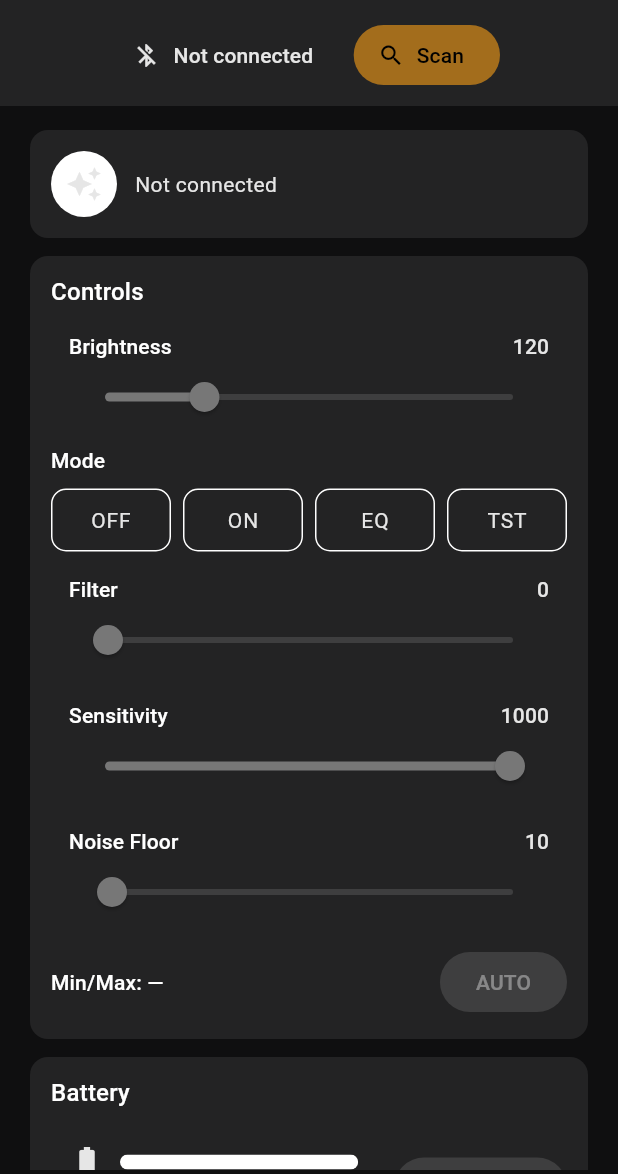
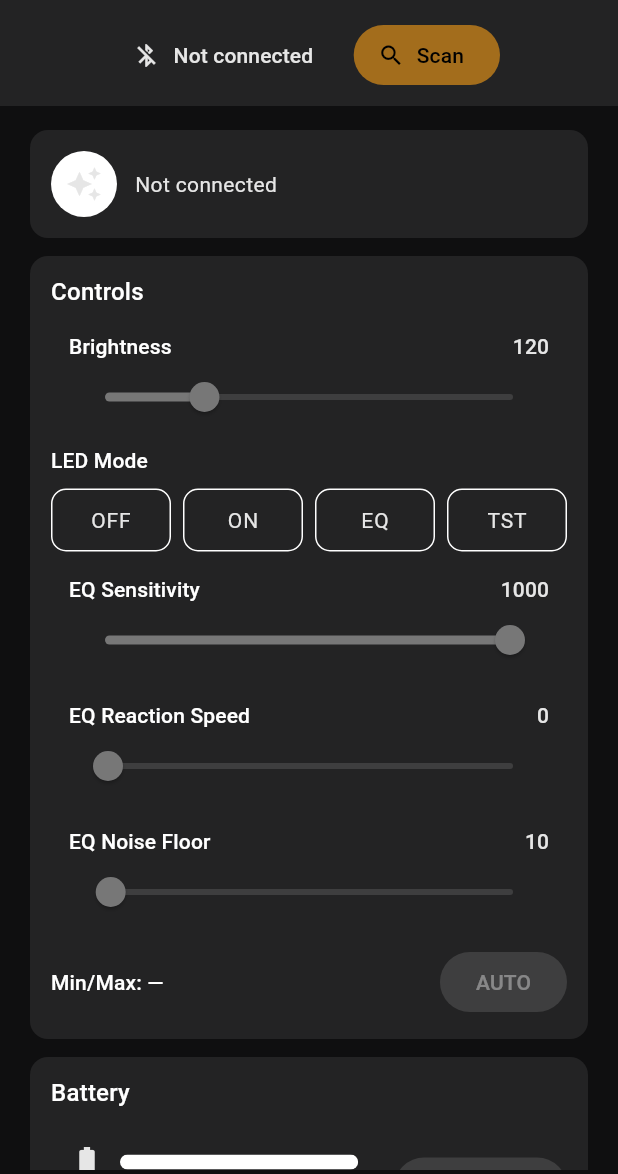
Before and after one commit to chbeeler/led_necklace_control, a Flutter app: the screen it shows after launch, on a phone screen of 412 x 824 dp, the part 62-1236 px from its top. Run offline on Flutter 3.47's test engine with Material 3 defaults, Android fonts, the phone set to English and light mode, and no system bars; missing offline and left inert: universal_ble.

Commit message:
Adjusts EQ settings ranges and labels.
Updates the noise floor limit for EQ settings, increasing its maximum value.

Re-labels some EQ settings for clarity and swaps the order of reaction speed and sensitivity sliders.

```diff
--- a/lib/main.dart
+++ b/lib/main.dart
@@ -526,7 +526,7 @@ class _HomePageState extends State<HomePage> with WidgetsBindingObserver {
     try {
       final s = await UniversalBle.read(deviceId, SVC_LED, CH_NOISE_FLOOR);
       final v = _readSliderValue(s);
-      setState(() => _noise_floor = v.toDouble().clamp(0, 1000));
+      setState(() => _noise_floor = v.toDouble().clamp(0, 1500));
     } catch (_) {}
   }
 
@@ -566,7 +566,7 @@ class _HomePageState extends State<HomePage> with WidgetsBindingObserver {
       final minV = _u16leAt(data, 0);
       final maxV = _u16leAt(data, 2);
 
-      final autoNoise = (minV * 0.9).round().clamp(0, 1000);
+      final autoNoise = (minV * 0.9).round().clamp(0, 1500);
 
       setState(() {
         _recentMinVolume = minV;
@@ -642,7 +642,7 @@ class _HomePageState extends State<HomePage> with WidgetsBindingObserver {
     _tSens = Timer(const Duration(milliseconds: 120), () async {
       final id = _deviceId;
       if (id == null || !_connected) return;
-      final ui = _noise_floor.round().clamp(0, 1000);
+      final ui = _noise_floor.round().clamp(0, 1500);
       await _writeSlider(id, CH_NOISE_FLOOR, ui, uiFallbackByte: ui);
     });
   }
@@ -1022,7 +1022,7 @@ class _ModeButtons extends StatelessWidget {
     return Column(
       crossAxisAlignment: CrossAxisAlignment.start,
       children: [
-        Text('Mode', style: Theme.of(context).textTheme.labelLarge),
+        Text('LED Mode', style: Theme.of(context).textTheme.labelLarge),
         const SizedBox(height: 6),
         Row(
           children: [
@@ -1122,7 +1122,20 @@ class _SettingsCard extends StatelessWidget {
             const SizedBox(height: 4),
 
             _LabeledSlider(
-              title: 'Filter',
+              title: 'EQ Sensitivity',
+              subtitle: '0..1000 • $sensitivityLabel',
+              enabled: enabled,
+              value: sensitivity,
+              min: 0,
+              max: 1000,
+              divisions: 500,
+              onChanged: enabled ? onSensitivityChanged : null,
+            ),
+
+            const SizedBox(height: 4),
+
+            _LabeledSlider(
+              title: 'EQ Reaction Speed',
               subtitle: '0..255 • $filterLabel',
               enabled: enabled,
               value: filter,
@@ -1135,26 +1148,13 @@ class _SettingsCard extends StatelessWidget {
             const SizedBox(height: 4),
 
             _LabeledSlider(
-              title: 'Sensitivity',
-              subtitle: '0..1000 • $sensitivityLabel',
-              enabled: enabled,
-              value: sensitivity,
-              min: 0,
-              max: 1000,
-              divisions: 500,
-              onChanged: enabled ? onSensitivityChanged : null,
-            ),
-
-            const SizedBox(height: 4),
-
-            _LabeledSlider(
-              title: 'Noise Floor',
-              subtitle: '0..1000 • $noiseFloorLabel',
+              title: 'EQ Noise Floor',
+              subtitle: '0..1500 • $noiseFloorLabel',
               enabled: enabled,
               value: noise_floor,
               min: 0,
-              max: 1000,
-              divisions: 500,
+              max: 1500,
+              divisions: 750,
               onChanged: enabled ? onNoiseFloorChanged : null,
             ),
 
```
